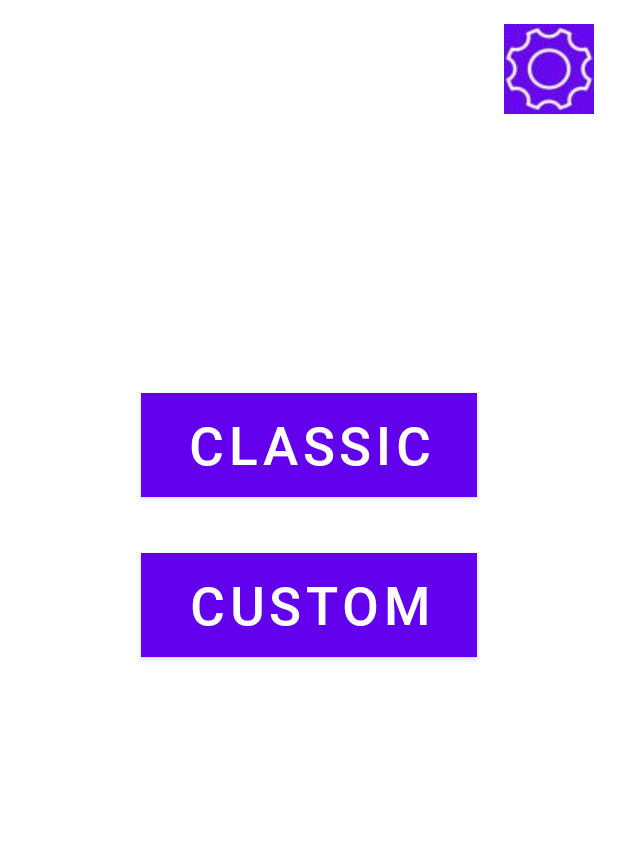
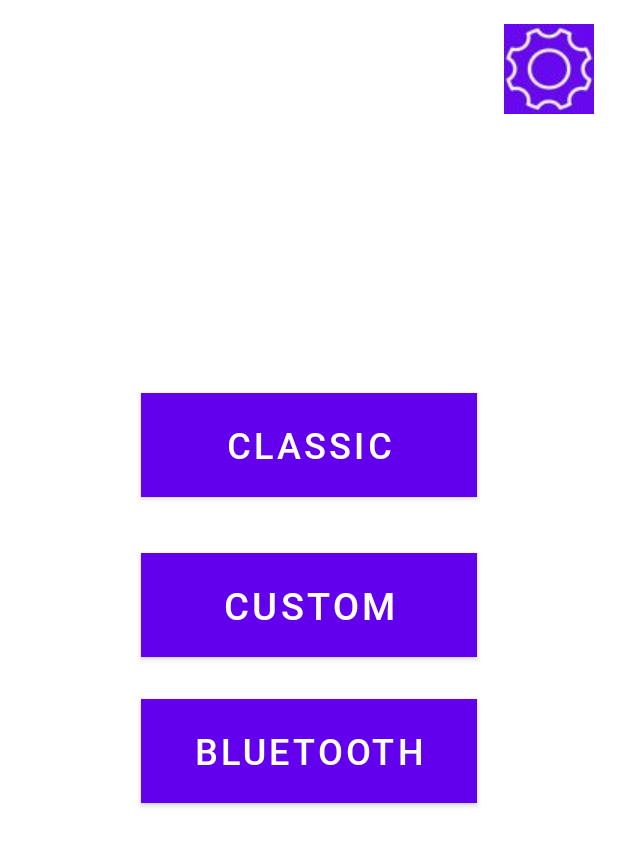
Before and after one commit to SDD-Devs/IksOksAndroidApp, an Android app: the screen it shows after launch (MainActivity), on a phone screen of 412 x 824 dp. Shown: the top 846 px of the screen. Run offline under Robolectric (Android 15) with nearby library versions, the phone set to English and light mode, and no system bars.

Commit message:
Bluetoot turn on/off

```diff
--- a/app/src/main/java/com/example/iksoksandroidapp/IksOksLogic/pages/MainActivity.java
+++ b/app/src/main/java/com/example/iksoksandroidapp/IksOksLogic/pages/MainActivity.java
@@ -6,6 +6,7 @@ import android.content.Intent;
 import android.os.Bundle;
 import android.view.View;
 
+import com.example.iksoksandroidapp.BluetoothMode;
 import com.example.iksoksandroidapp.R;
 
 public class MainActivity extends AppCompatActivity {
@@ -30,4 +31,8 @@ public class MainActivity extends AppCompatActivity {
 
     }
 
+    public void onButtonBlueClick(View view) {
+        Intent enterClassic = new Intent(this, BluetoothMode.class);
+        startActivity(enterClassic);
+    }
 }
--- a/app/src/main/res/layout/activity_main.xml
+++ b/app/src/main/res/layout/activity_main.xml
@@ -5,6 +5,20 @@
     android:layout_width="match_parent"
     android:layout_height="match_parent"
     tools:context=".IksOksLogic.pages.MainActivity">
+
+
+    <ImageButton
+        android:id="@+id/settingsButton"
+        android:layout_width="wrap_content"
+        android:layout_height="wrap_content"
+        android:layout_marginTop="16dp"
+        android:layout_marginEnd="16dp"
+        android:background="#0000"
+        android:onClick="openSettingsActivity"
+        app:layout_constraintEnd_toEndOf="parent"
+        app:layout_constraintTop_toTopOf="parent"
+        app:srcCompat="@drawable/settingsicon" />
+
 
     <Button
         android:id="@+id/classicButton"
@@ -14,7 +28,7 @@
         android:fontFamily="@font/roboto_medium"
         android:onClick="onButtonClassicClick"
         android:text="CLASSIC"
-        android:textSize="35sp"
+        android:textSize="24sp"
         app:layout_constraintBottom_toBottomOf="parent"
         app:layout_constraintEnd_toEndOf="parent"
         app:layout_constraintHorizontal_bias="0.5"
@@ -30,7 +44,7 @@
         android:fontFamily="@font/roboto_medium"
         android:onClick="onButtonCustomClick"
         android:text="CUSTOM"
-        android:textSize="35sp"
+        android:textSize="25sp"
         app:layout_constraintBottom_toBottomOf="parent"
         app:layout_constraintEnd_toEndOf="parent"
         app:layout_constraintHorizontal_bias="0.5"
@@ -38,17 +52,21 @@
         app:layout_constraintTop_toBottomOf="@+id/classicButton"
         app:layout_constraintVertical_bias="0.088" />
 
-    <ImageButton
-        android:id="@+id/settingsButton"
-        android:layout_width="wrap_content"
-        android:layout_height="wrap_content"
-        android:layout_marginTop="16dp"
-        android:layout_marginEnd="16dp"
-        android:background="#0000"
-        android:onClick="openSettingsActivity"
+    <Button
+        android:id="@+id/blueButton"
+        android:layout_width="224dp"
+        android:layout_height="69dp"
+        android:background="#584473"
+        android:fontFamily="@font/roboto_medium"
+        android:onClick="onButtonBlueClick"
+        android:text="Bluetooth"
+        android:textSize="24sp"
+        app:layout_constraintBottom_toBottomOf="parent"
         app:layout_constraintEnd_toEndOf="parent"
-        app:layout_constraintTop_toTopOf="parent"
-        app:srcCompat="@drawable/settingsicon" />
+        app:layout_constraintHorizontal_bias="0.5"
+        app:layout_constraintStart_toStartOf="parent"
+        app:layout_constraintTop_toBottomOf="@+id/customButton"
+        app:layout_constraintVertical_bias="0.088" />
 
 
 </androidx.constraintlayout.widget.ConstraintLayout>
```
Also changed, not shown: app/src/main/AndroidManifest.xml (+11 -0 lines), app/src/main/java/com/example/iksoksandroidapp/BluetoothMode.java (added, +84 -0 lines), app/src/main/res/layout/activity_bluetooth_mode.xml (added, +12 -0 lines).
